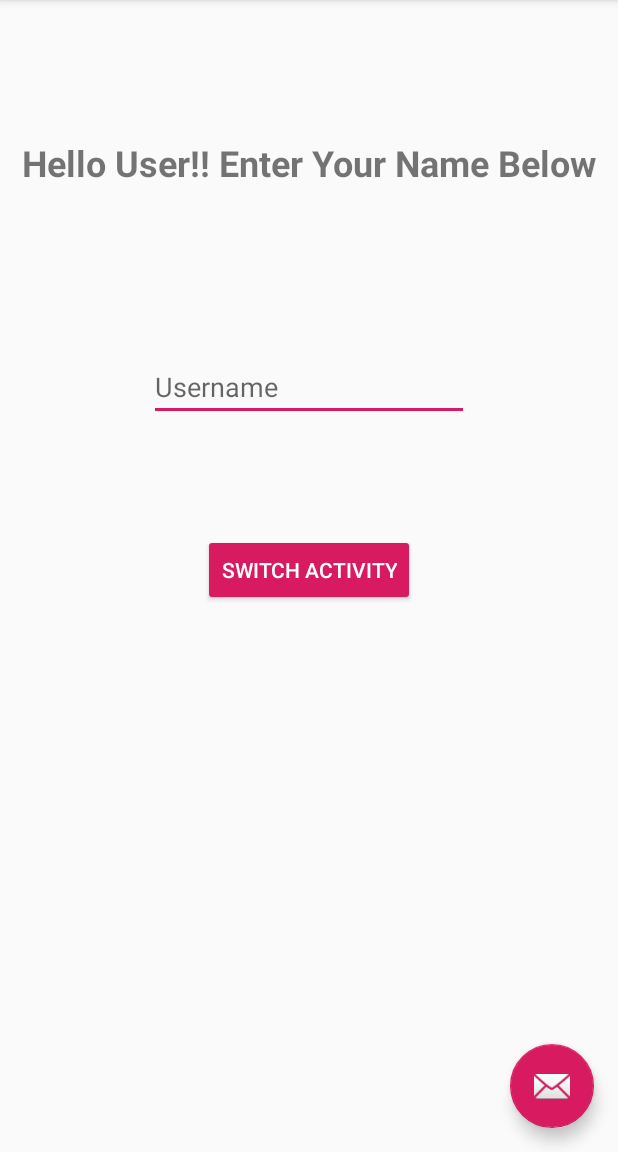
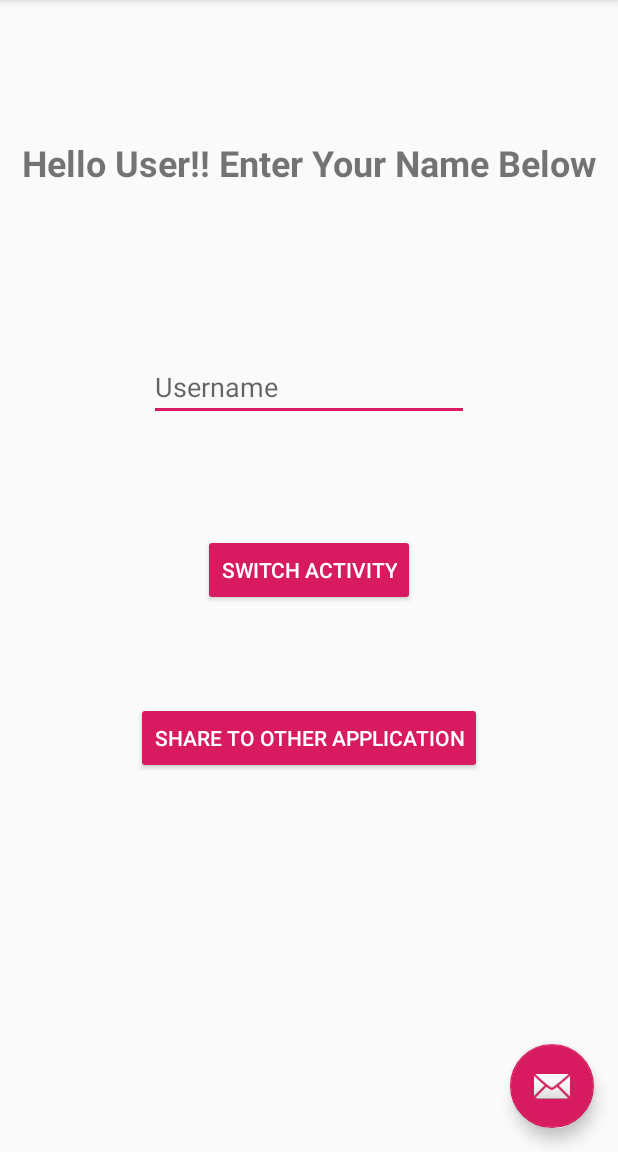
Before and after one commit to tarunraghav226/AndroidDevelopment, an Android app: the screen it shows after launch (MainActivity), on a phone screen of 412 x 824 dp, the part 84-1236 px from its top. Run offline under Robolectric (Android 15) with nearby library versions, the phone set to English and light mode, and no system bars.

Commit message:
Added implicit intent.

```diff
--- a/KotlinHelloWorldAndIntent/app/src/main/res/layout/content_main.xml
+++ b/KotlinHelloWorldAndIntent/app/src/main/res/layout/content_main.xml
@@ -42,4 +42,15 @@
         app:layout_constraintEnd_toEndOf="parent"
         app:layout_constraintStart_toStartOf="parent"
         app:layout_constraintTop_toBottomOf="@+id/mainEditTxtUsername" />
+
+    <Button
+        android:id="@+id/mainBtnShareOut"
+        style="@style/Widget.AppCompat.Button.Colored"
+        android:layout_width="wrap_content"
+        android:layout_height="wrap_content"
+        android:layout_marginTop="64dp"
+        android:text="@string/main_share_outside"
+        app:layout_constraintEnd_toEndOf="parent"
+        app:layout_constraintStart_toStartOf="parent"
+        app:layout_constraintTop_toBottomOf="@+id/mainBtnSwtchAct" />
 </androidx.constraintlayout.widget.ConstraintLayout>
--- a/KotlinHelloWorldAndIntent/app/src/main/res/values/strings.xml
+++ b/KotlinHelloWorldAndIntent/app/src/main/res/values/strings.xml
@@ -4,4 +4,5 @@
     <string name="welcome_text">Hello User!! Enter Your Name Below</string>
     <string name="main_edit_text_username">Username</string>
     <string name="main_btn_switch_activity">Switch Activity</string>
+    <string name="main_share_outside">Share to other application</string>
 </resources>
```
Also changed, not shown: KotlinHelloWorldAndIntent/app/src/main/java/com/example/kotlinhelloworldandintent/MainActivity.kt (+9 -0 lines).
